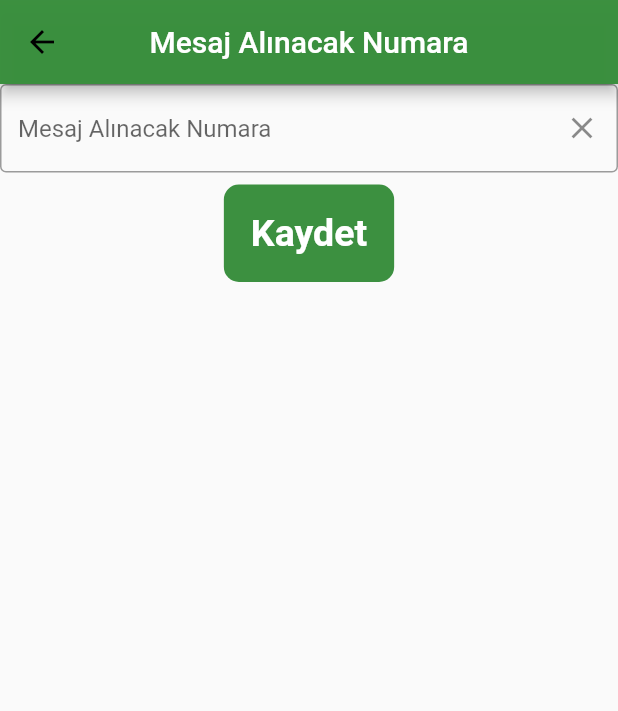
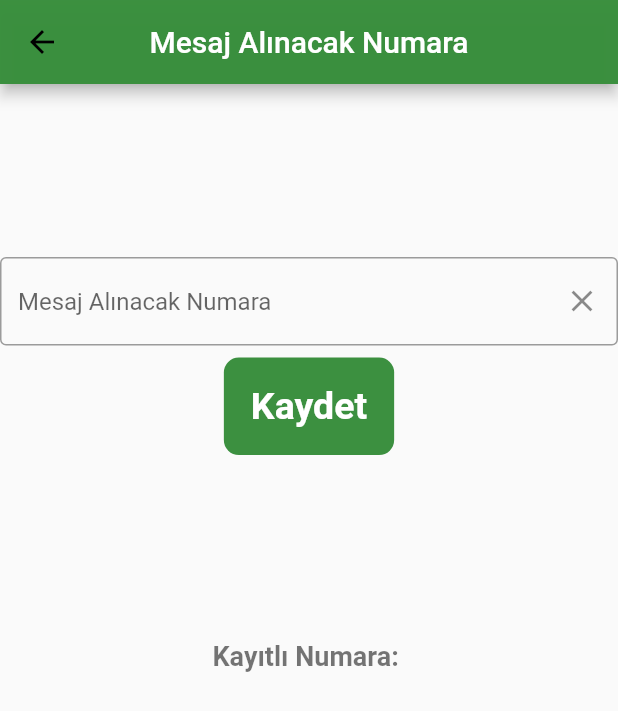
Before and after one commit to esrasubasi/tele_connect, a Flutter app: the screen it shows after launch, after a tap on the "message" icon, on a phone screen of 412 x 824 dp. Shown: the top 711 px of the screen. Run offline on Flutter 3.47's test engine with Material 2 defaults, Android fonts, the phone set to English and light mode, and no system bars; our stand-ins replace cloud_firestore, dio, firebase_core, flutter_slidable, permission_handler; missing offline and left inert: flutter_sms, readsms, sms_receiver; accounts and stored records are empty.

Commit message:
new changes

```diff
--- a/lib/core/api/api.dart
+++ b/lib/core/api/api.dart
@@ -2,7 +2,7 @@ import 'dart:developer';
 
 import 'package:dio/dio.dart';
 
-import '../model/dto_model/dto_mail_request.dart';
+import '../model/dto_mail_request.dart';
 
 class Api {
   Future sendEmail(DTOMailRequest data) async {
--- a/lib/main.dart
+++ b/lib/main.dart
@@ -4,7 +4,7 @@ import 'package:firebase_core/firebase_core.dart';
 import 'package:tele_connect/core/constant/app_constant.dart';
 import 'package:tele_connect/view/general/general_view.dart';
 
-String SavedSender = "";
+//provider la yapmak
 void main() {
   WidgetsFlutterBinding.ensureInitialized();
 
--- a/lib/view/general/general_view.dart
+++ b/lib/view/general/general_view.dart
@@ -15,7 +15,8 @@ import 'package:tele_connect/core/model/person_model.dart';
 import 'package:tele_connect/view/selectSend/select_send_view.dart';
 import 'package:tele_connect/core/components/screen_field.dart';
 import '../../core/api/api.dart';
-import '../../core/model/dto_model/dto_mail_request.dart';
+import '../../core/model/dto_mail_request.dart';
+import '../selectSend/select_send_view_model.dart';
 
 class SmsReadView extends StatelessWidget {
   @override
@@ -39,7 +40,7 @@ class _HomeState extends BaseState<Home> {
   final SMSReadViewModel readModel = SMSReadViewModel();
 
   void initState() {
-    readModel.SavedSend = SavedSender;
+    readModel.SavedSend = savedSender;
     super.initState();
     readModel.getPermission().then((value) {
       if (value) {
--- a/lib/view/general/general_view_model.dart
+++ b/lib/view/general/general_view_model.dart
@@ -6,7 +6,7 @@ import 'package:sms_receiver/sms_receiver.dart';
 import 'package:tele_connect/core/model/person_model.dart';
 
 import '../../core/api/api.dart';
-import '../../core/model/dto_model/dto_mail_request.dart';
+import '../../core/model/dto_mail_request.dart';
 
 final List<String> recipients = [];
 List<String> mails = [];
@@ -20,10 +20,10 @@ class SMSReadViewModel {
   SmsReceiver? smsReceiver;
   String SavedSend = "";
 
-  int counter = 0;
-
+//func adı değişmeli
   void incrementCounter() {
     if (sender == SavedSend) {
+      //subject değişecek , cc'de de mails kullanılacak
       Api().sendEmail(DTOMailRequest(to: mails, cc: [], bcc: [], body: "<html><body><h1>$sms</h1></body></html>", subject: "test", contentType: "text/html"));
     }
   }
--- a/lib/view/selectSend/select_send_view.dart
+++ b/lib/view/selectSend/select_send_view.dart
@@ -10,9 +10,7 @@ import 'package:tele_connect/core/constant/color_constant.dart';
 
 import '../../core/components/screen_field.dart';
 
-void main() {
-  runApp(SendView());
-}
+import 'package:tele_connect/view/selectSend/select_send_view_model.dart';
 
 class SendView extends StatelessWidget {
   @override
@@ -29,8 +27,7 @@ class SendApp extends StatefulWidget {
 }
 
 class _SendAppState extends BaseState<SendApp> {
-  final TextEditingController Sender = TextEditingController();
-  final Home func = Home();
+  selectSend modelsend = selectSend();
 
   @override
   Widget build(BuildContext context) {
@@ -43,11 +40,13 @@ class _SendAppState extends BaseState<SendApp> {
       ),
       body: SafeArea(
         child: Column(children: [
-          CustomTextField(controller: Sender, hintText: AppConstant.SEND_SMS_HINT_TEXT, keyboardType: TextInputType.none),
+          SizedBox(
+            height: dynamicHeight(0.14),
+          ),
+          CustomTextField(controller: modelsend.Sender, hintText: AppConstant.SEND_SMS_HINT_TEXT, keyboardType: TextInputType.none, maxLenght: 50),
           TextButton(
             onPressed: () {
-              SavedSender = Sender.text;
-              RouteHelper.push(context, SmsReadView());
+              modelsend.selectsendonpress(context);
             },
             child: Container(
               margin: EdgeInsets.symmetric(horizontal: dynamicWidth(0.27)),
@@ -66,6 +65,13 @@ class _SendAppState extends BaseState<SendApp> {
               ),
             ),
           ),
+          SizedBox(
+            height: dynamicHeight(0.14),
+          ),
+          Text(
+            "Kayıtlı Numara: $savedSender",
+            style: TextStyle(fontSize: 18, color: ColorConstant.MAIN_BLACK54, fontWeight: FontWeight.bold),
+          ),
         ]),
       ),
     );
--- /dev/null
+++ b/lib/view/selectSend/select_send_view_model.dart
@@ -0,0 +1,16 @@
+import 'package:flutter/material.dart';
+
+import '../../core/helper/route_helper.dart';
+import '../../main.dart';
+import '../general/general_view.dart';
+
+String savedSender = "";
+
+class selectSend {
+  final TextEditingController Sender = TextEditingController();
+
+  selectsendonpress(BuildContext con) {
+    savedSender = Sender.text;
+    RouteHelper.push(con, SmsReadView());
+  }
+}
```
Also changed, not shown: lib/view/add_person/add_person_view.dart (+3 -7 lines).
